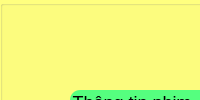
XuanManh9999/Python, file QuanLyPhim.ui: the form before one commit.
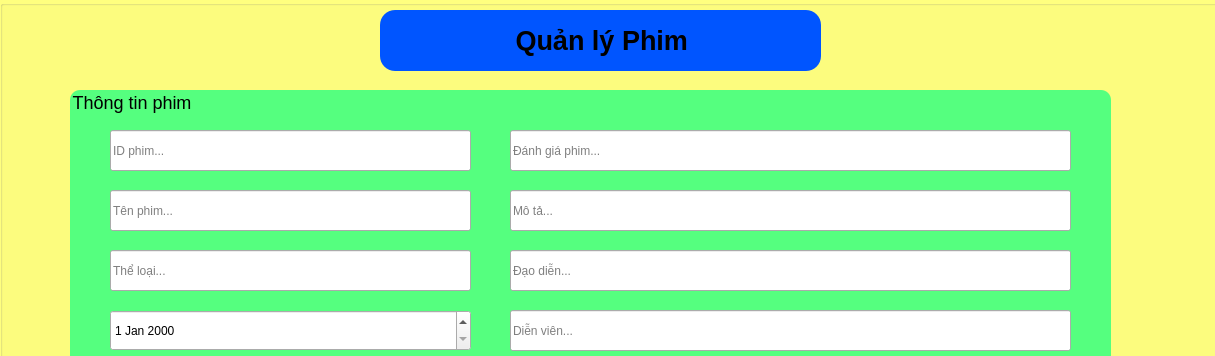
The form after the commit.

Patch:
```diff
--- a/QuanLyPhim.ui
+++ b/QuanLyPhim.ui
@@ -7,7 +7,7 @@
     <x>0</x>
     <y>0</y>
     <width>1215</width>
-    <height>0</height>
+    <height>356</height>
    </rect>
   </property>
   <property name="windowTitle">
@@ -94,6 +94,9 @@
       <property name="styleSheet">
        <string notr="true">font: 14pt &quot;MS Shell Dlg 2&quot;;</string>
       </property>
+      <property name="readOnly">
+       <bool>true</bool>
+      </property>
       <property name="placeholderText">
        <string>ID phim...</string>
       </property>
```
